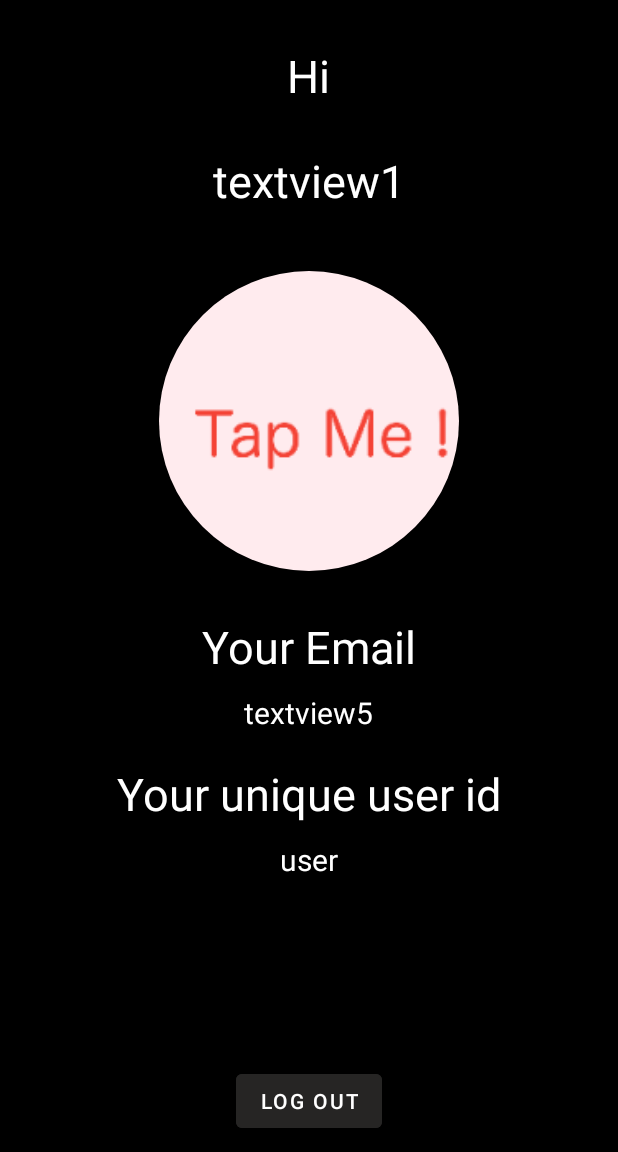
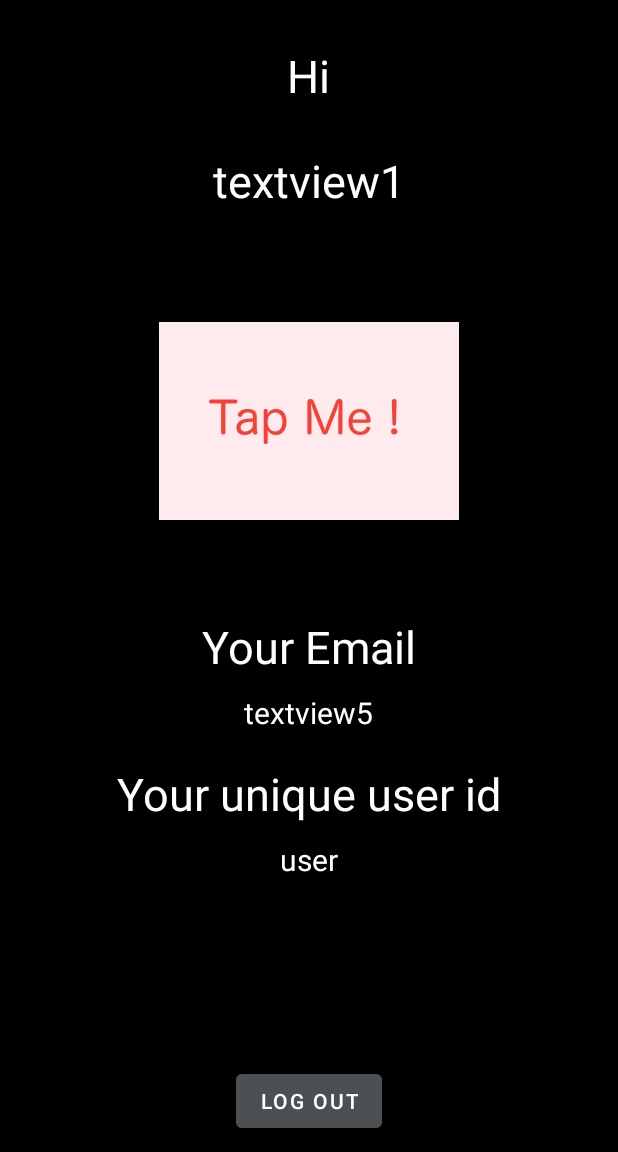
Before and after one commit to adisingh925/timetable-app, an Android app: the screen it shows after launch once a user with an empty profile is signed in (MainActivity), on a phone screen of 412 x 824 dp, the part 84-1236 px from its top. Run offline under Robolectric (Android 15) with nearby library versions, the phone set to English and light mode, and no system bars; our stand-ins replace Firebase (no records; nobody signed in at launch, a user with empty details on screens opened directly), navigation-ui; libraries missing offline, so code that uses them is left out: com.karumi.dexter; pictures from the network do not load.

Commit message:
timetable app

```diff
--- a/app/src/main/java/com/example/navigation/user.kt
+++ b/app/src/main/java/com/example/navigation/user.kt
@@ -88,14 +88,6 @@ class user : Fragment() {
         }
 
         imageview = view?.findViewById<ImageView>(R.id.imageview)!!
-         if (imageview != null) {
-                 Glide
-                .with(this)
-                .load(R.drawable.tapme)
-                .circleCrop()
-                .placeholder(R.drawable.image_placeholder)
-                .into(imageview)
-        }
         imageview?.setOnClickListener()
         {
             Dexter.withContext(imageview.context)
--- a/app/src/main/res/layout/fragment_user.xml
+++ b/app/src/main/res/layout/fragment_user.xml
@@ -60,9 +60,9 @@
             android:layout_width="200dp"
             android:layout_height="200dp"
             android:layout_centerHorizontal="true"
-          android:layout_below="@id/textview1"
+            android:layout_below="@id/textview1"
             android:layout_marginTop="40dp"
-            android:src="@drawable/hamburger"/>
+            android:src="@drawable/tapme"/>
         <TextView
             android:id="@+id/textview4"
             android:layout_width="wrap_content"
@@ -90,10 +90,11 @@
             android:id="@+id/button3"
             android:layout_width="wrap_content"
             android:layout_height="wrap_content"
+            android:textColor="#FFFFFF"
             android:layout_alignParentBottom="true"
             android:layout_centerHorizontal="true"
             android:layout_marginBottom="10dp"
-            android:backgroundTint="#262524"
+            android:backgroundTint="#4C5052"
             android:text="Log Out" />
 
     </RelativeLayout>
```
Also changed, not shown: app/src/main/res/drawable-v24/tapme.png.
